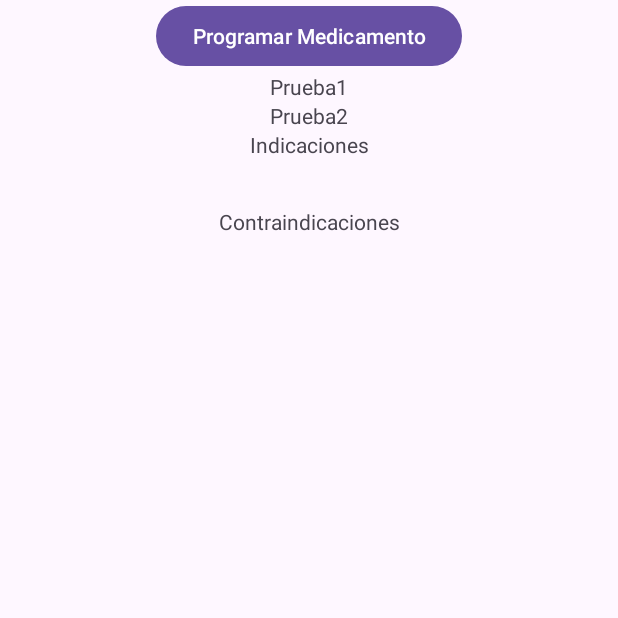
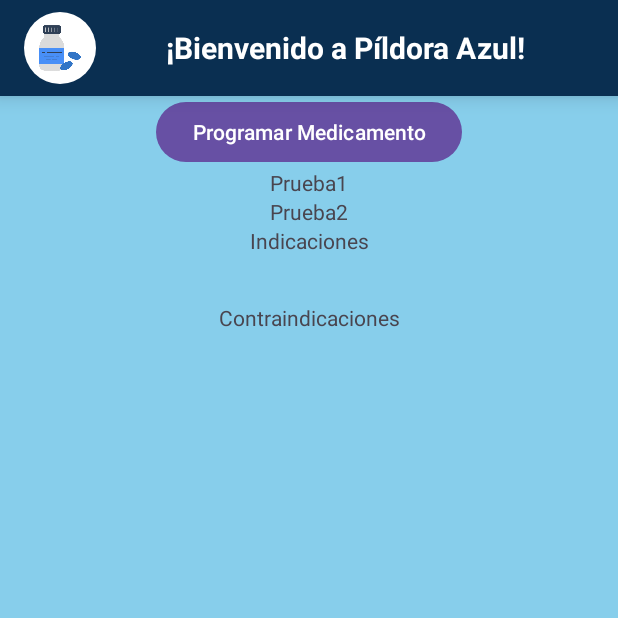
Before and after one commit to ShujiNxBanE/MedicamentsApp_Judc-UniProject, an Android app: the MedicamentoDetailActivity screen opened directly, with no data from a screen before it, on a phone screen of 412 x 824 dp, the top half of it. Run offline under Robolectric (Android 15) with nearby library versions, the phone set to English and light mode, and no system bars.

Commit message:
others activities except, MedicamentoDetailActivity styled

```diff
--- a/app/src/main/java/com/example/medicametos_judc/MedicamentoDetailActivity.kt
+++ b/app/src/main/java/com/example/medicametos_judc/MedicamentoDetailActivity.kt
@@ -43,6 +43,7 @@ class MedicamentoDetailActivity : AppCompatActivity() {
 
         if (medicamento != null) {
             // Mostrar detalles del medicamento
+            binding.tvApp.text = medicamento.nombre
             binding.medicamentName.text = medicamento.nombre
             binding.medicamentDescription.text = medicamento.descripcion
 
--- a/app/src/main/res/layout/activity_main.xml
+++ b/app/src/main/res/layout/activity_main.xml
@@ -35,7 +35,7 @@
         <TextView
             android:layout_width="match_parent"
             android:layout_height="wrap_content"
-            android:textSize="26sp"
+            android:textSize="20sp"
             android:textAlignment="center"
             android:textStyle="bold"
             android:textColor="@color/white"
--- a/app/src/main/res/layout/activity_medicamento_detail.xml
+++ b/app/src/main/res/layout/activity_medicamento_detail.xml
@@ -5,7 +5,43 @@
     android:id="@+id/main"
     android:layout_width="match_parent"
     android:layout_height="match_parent"
-    tools:context=".MedicamentoDetailActivity">
+    tools:context=".MedicamentoDetailActivity"
+    android:background="@color/app_bg">
+
+    <LinearLayout
+        android:id="@+id/linear_title"
+        android:layout_width="match_parent"
+        android:layout_height="64dp"
+        app:layout_constraintStart_toStartOf="parent"
+        app:layout_constraintEnd_toEndOf="parent"
+        app:layout_constraintTop_toTopOf="parent"
+        android:background="@color/app_tittle"
+        android:paddingHorizontal="16dp"
+        android:elevation="8dp"
+        android:gravity="center"
+        android:orientation="horizontal">
+
+        <ImageView
+            android:layout_width="48dp"
+            android:layout_height="48dp"
+            android:src="@drawable/ic_notification"
+            android:background="@drawable/rounded_background"
+            android:padding="8dp"
+            android:scaleType="centerInside"
+            tools:ignore="ContentDescription" />
+
+
+        <TextView
+            android:id="@+id/tv_app"
+            android:layout_width="match_parent"
+            android:layout_height="wrap_content"
+            android:textSize="20sp"
+            android:textAlignment="center"
+            android:textStyle="bold"
+            android:textColor="@color/white"
+            android:text="@string/app_title"/>
+
+    </LinearLayout>
 
     <Button
         android:id="@+id/btn_take_medicament"
@@ -13,7 +49,7 @@
         android:layout_height="wrap_content"
         app:layout_constraintStart_toStartOf="parent"
         app:layout_constraintEnd_toEndOf="parent"
-        app:layout_constraintTop_toTopOf="parent"
+        app:layout_constraintTop_toBottomOf="@+id/linear_title"
         android:text="Programar Medicamento"
         tools:ignore="HardcodedText" />
 
--- a/app/src/main/res/layout/dialog_schedule_medicament.xml
+++ b/app/src/main/res/layout/dialog_schedule_medicament.xml
@@ -39,6 +39,7 @@
         android:layout_width="match_parent"
         android:layout_height="wrap_content"
         android:inputType="number"
+        android:maxLength="2"
         android:minHeight="48dp"
         tools:ignore="SpeakableTextPresentCheck" />
 
@@ -52,6 +53,7 @@
         android:layout_width="match_parent"
         android:layout_height="wrap_content"
         android:inputType="number"
+        android:maxLength="2"
         android:minHeight="48dp"
         tools:ignore="SpeakableTextPresentCheck" />
 
```
Also changed, not shown: app/src/main/java/com/example/medicametos_judc/CapituloDetailActivity.kt (+17 -6 lines), app/src/main/java/com/example/medicametos_judc/SubgrupoDetailActivity.kt (+17 -4 lines), app/src/main/res/layout/activity_capitulo_detail.xml (+45 -14 lines), app/src/main/res/layout/activity_subgrupo_detail.xml (+46 -17 lines).
